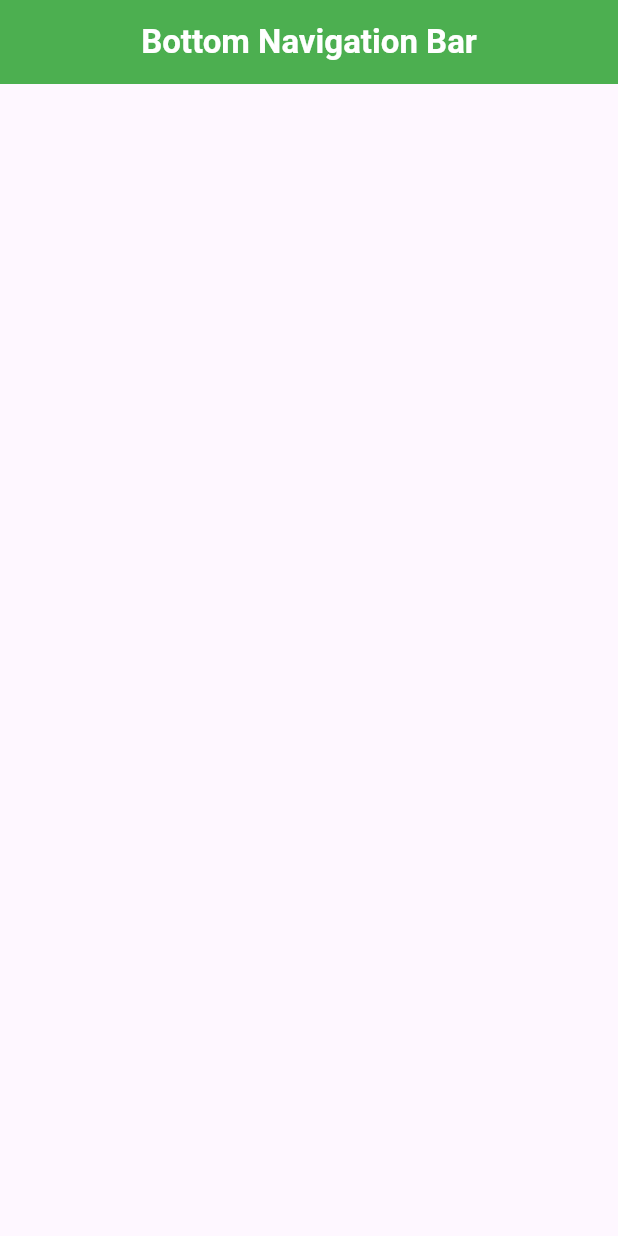
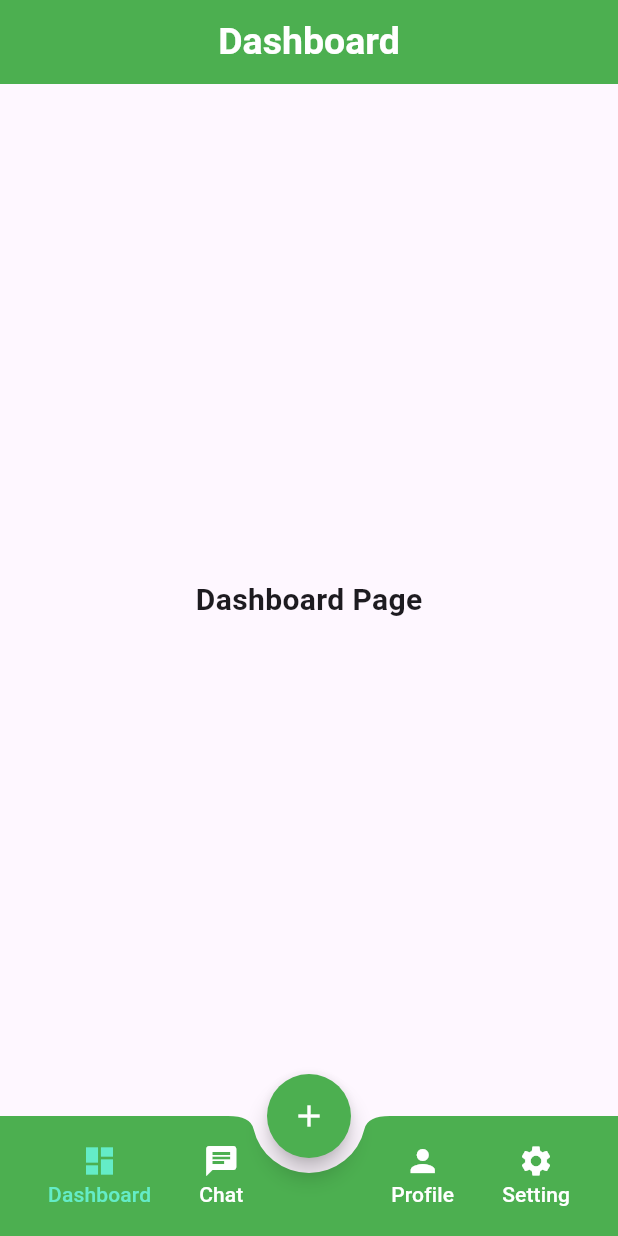
Before and after one commit to alhasann351/bottom_navigation_bar, a Flutter app: the screen it shows after launch, on a phone screen of 412 x 824 dp. Run offline on Flutter 3.47's test engine with Material 3 defaults, Android fonts, the phone set to English and light mode, and no system bars; our stand-ins replace google_fonts; Roboto replaces fonts that are missing (Amaranth).

```diff
--- /dev/null
+++ b/lib/home.dart
@@ -0,0 +1,187 @@
+import 'package:bottom_navigation_bar/pages/addinformation.dart';
+import 'package:bottom_navigation_bar/pages/chat.dart';
+import 'package:bottom_navigation_bar/pages/dashboard.dart';
+import 'package:bottom_navigation_bar/pages/profile.dart';
+import 'package:bottom_navigation_bar/pages/setting.dart';
+import 'package:flutter/material.dart';
+
+class Home extends StatefulWidget {
+  const Home({super.key});
+
+  @override
+  State<Home> createState() => _HomeState();
+}
+
+class _HomeState extends State<Home> {
+  int currentTab = 0;
+  final List<Widget> pages = [
+    const Dashboard(),
+    const Chat(),
+    const Profile(),
+    const Setting()
+  ];
+  final PageStorageBucket pageStorageBucket = PageStorageBucket();
+  Widget currentPage = const Dashboard();
+
+  @override
+  Widget build(BuildContext context) {
+    return Scaffold(
+      body: PageStorage(
+        bucket: pageStorageBucket,
+        child: currentPage,
+      ),
+      floatingActionButton: FloatingActionButton(
+        backgroundColor: Theme.of(context).primaryColor,
+        onPressed: () {
+          Navigator.push(
+            context,
+            MaterialPageRoute(
+              builder: (context) => const AddInformation(),
+            ),
+          );
+        },
+        shape: const CircleBorder(),
+        child: const Icon(
+          Icons.add,
+          color: Colors.white,
+        ),
+      ),
+      floatingActionButtonLocation: FloatingActionButtonLocation.centerDocked,
+      bottomNavigationBar: BottomAppBar(
+        shape: const CircularNotchedRectangle(),
+        color: Theme.of(context).primaryColor,
+        notchMargin: 10,
+        child: SizedBox(
+          height: 60,
+          child: Row(
+            mainAxisAlignment: MainAxisAlignment.spaceBetween,
+            children: [
+              Row(
+                crossAxisAlignment: CrossAxisAlignment.start,
+                children: [
+                  MaterialButton(
+                    minWidth: 40,
+                    onPressed: () {
+                      setState(() {
+                        currentPage = const Dashboard();
+                        currentTab = 0;
+                      });
+                    },
+                    child: Column(
+                      mainAxisAlignment: MainAxisAlignment.center,
+                      children: [
+                        Icon(
+                          Icons.dashboard,
+                          color: currentTab == 0
+                              ? const Color.fromRGBO(100, 236, 199, 1)
+                              : Colors.white,
+                        ),
+                        Text(
+                          'Dashboard',
+                          style: TextStyle(
+                            color: currentTab == 0
+                                ? const Color.fromRGBO(100, 236, 199, 1)
+                                : Colors.white,
+                          ),
+                        ),
+                      ],
+                    ),
+                  ),
+                  MaterialButton(
+                    minWidth: 40,
+                    onPressed: () {
+                      setState(() {
+                        currentPage = const Chat();
+                        currentTab = 1;
+                      });
+                    },
+                    child: Column(
+                      mainAxisAlignment: MainAxisAlignment.center,
+                      children: [
+                        Icon(
+                          Icons.chat,
+                          color: currentTab == 1
+                              ? const Color.fromRGBO(100, 236, 199, 1)
+                              : Colors.white,
+                        ),
+                        Text(
+                          'Chat',
+                          style: TextStyle(
+                            color: currentTab == 1
+                                ? const Color.fromRGBO(100, 236, 199, 1)
+                                : Colors.white,
+                          ),
+                        ),
+                      ],
+                    ),
+                  ),
+                ],
+              ),
+              Row(
+                crossAxisAlignment: CrossAxisAlignment.start,
+                children: [
+                  MaterialButton(
+                    minWidth: 40,
+                    onPressed: () {
+                      setState(() {
+                        currentPage = const Profile();
+                        currentTab = 2;
+                      });
+                    },
+                    child: Column(
+                      mainAxisAlignment: MainAxisAlignment.center,
+                      children: [
+                        Icon(
+                          Icons.person,
+                          color: currentTab == 2
+                              ? const Color.fromRGBO(100, 236, 199, 1)
+                              : Colors.white,
+                        ),
+                        Text(
+                          'Profile',
+                          style: TextStyle(
+                            color: currentTab == 2
+                                ? const Color.fromRGBO(100, 236, 199, 1)
+                                : Colors.white,
+                          ),
+                        ),
+                      ],
+                    ),
+                  ),
+                  MaterialButton(
+                    minWidth: 40,
+                    onPressed: () {
+                      setState(() {
+                        currentPage = const Setting();
+                        currentTab = 3;
+                      });
+                    },
+                    child: Column(
+                      mainAxisAlignment: MainAxisAlignment.center,
+                      children: [
+                        Icon(
+                          Icons.settings,
+                          color: currentTab == 3
+                              ? const Color.fromRGBO(100, 236, 199, 1)
+                              : Colors.white,
+                        ),
+                        Text(
+                          'Setting',
+                          style: TextStyle(
+                            color: currentTab == 3
+                                ? const Color.fromRGBO(100, 236, 199, 1)
+                                : Colors.white,
+                          ),
+                        ),
+                      ],
+                    ),
+                  ),
+                ],
+              ),
+            ],
+          ),
+        ),
+      ),
+    );
+  }
+}
--- a/lib/main.dart
+++ b/lib/main.dart
@@ -1,6 +1,8 @@
 import 'package:flutter/cupertino.dart';
 import 'package:flutter/material.dart';
 import 'package:google_fonts/google_fonts.dart';
+
+import 'home.dart';
 
 void main() {
   runApp(const MyApp());
@@ -14,10 +16,10 @@ class MyApp extends StatelessWidget {
     return MaterialApp(
       debugShowCheckedModeBanner: false,
       theme: ThemeData(
-        primaryColor: Colors.green,
+        primaryColor: Colors.green.shade500,
         textTheme: GoogleFonts.amaranthTextTheme(),
       ),
-      home: const HomePage(),
+      home: const Home(),
     );
   }
 }
@@ -30,6 +32,7 @@ class HomePage extends StatefulWidget {
 }
 
 class _HomePageState extends State<HomePage> {
+
   @override
   Widget build(BuildContext context) {
     return Scaffold(
--- /dev/null
+++ b/lib/pages/chat.dart
@@ -0,0 +1,37 @@
+import 'package:flutter/material.dart';
+
+class Chat extends StatefulWidget {
+  const Chat({super.key});
+
+  @override
+  State<Chat> createState() => _ChatState();
+}
+
+class _ChatState extends State<Chat> {
+  @override
+  Widget build(BuildContext context) {
+    return Scaffold(
+      appBar: AppBar(
+        title: const Text(
+          'Chat',
+          style: TextStyle(
+            fontWeight: FontWeight.bold,
+            fontSize: 25,
+            color: Colors.white,
+          ),
+        ),
+        centerTitle: true,
+        backgroundColor: Theme.of(context).primaryColor,
+      ),
+      body: const Center(
+        child: Text(
+          'Chat Page',
+          style: TextStyle(
+            fontSize: 20,
+            fontWeight: FontWeight.bold,
+          ),
+        ),
+      ),
+    );
+  }
+}
--- /dev/null
+++ b/lib/pages/dashboard.dart
@@ -0,0 +1,37 @@
+import 'package:flutter/material.dart';
+
+class Dashboard extends StatefulWidget {
+  const Dashboard({super.key});
+
+  @override
+  State<Dashboard> createState() => _DashboardState();
+}
+
+class _DashboardState extends State<Dashboard> {
+  @override
+  Widget build(BuildContext context) {
+    return Scaffold(
+      appBar: AppBar(
+        title: const Text(
+          'Dashboard',
+          style: TextStyle(
+            fontWeight: FontWeight.bold,
+            fontSize: 25,
+            color: Colors.white,
+          ),
+        ),
+        centerTitle: true,
+        backgroundColor: Theme.of(context).primaryColor,
+      ),
+      body: const Center(
+        child: Text(
+          'Dashboard Page',
+          style: TextStyle(
+            fontSize: 20,
+            fontWeight: FontWeight.bold,
+          ),
+        ),
+      ),
+    );
+  }
+}
--- /dev/null
+++ b/lib/pages/profile.dart
@@ -0,0 +1,37 @@
+import 'package:flutter/material.dart';
+
+class Profile extends StatefulWidget {
+  const Profile({super.key});
+
+  @override
+  State<Profile> createState() => _ProfileState();
+}
+
+class _ProfileState extends State<Profile> {
+  @override
+  Widget build(BuildContext context) {
+    return Scaffold(
+      appBar: AppBar(
+        title: const Text(
+          'Profile',
+          style: TextStyle(
+            fontWeight: FontWeight.bold,
+            fontSize: 25,
+            color: Colors.white,
+          ),
+        ),
+        centerTitle: true,
+        backgroundColor: Theme.of(context).primaryColor,
+      ),
+      body: const Center(
+        child: Text(
+          'Profile Page',
+          style: TextStyle(
+            fontSize: 20,
+            fontWeight: FontWeight.bold,
+          ),
+        ),
+      ),
+    );
+  }
+}
--- /dev/null
+++ b/lib/pages/setting.dart
@@ -0,0 +1,37 @@
+import 'package:flutter/material.dart';
+
+class Setting extends StatefulWidget {
+  const Setting({super.key});
+
+  @override
+  State<Setting> createState() => _SettingState();
+}
+
+class _SettingState extends State<Setting> {
+  @override
+  Widget build(BuildContext context) {
+    return Scaffold(
+      appBar: AppBar(
+        title: const Text(
+          'Setting',
+          style: TextStyle(
+            fontWeight: FontWeight.bold,
+            fontSize: 25,
+            color: Colors.white,
+          ),
+        ),
+        centerTitle: true,
+        backgroundColor: Theme.of(context).primaryColor,
+      ),
+      body: const Center(
+        child: Text(
+          'Setting Page',
+          style: TextStyle(
+            fontSize: 20,
+            fontWeight: FontWeight.bold,
+          ),
+        ),
+      ),
+    );
+  }
+}
```
Also changed, not shown: lib/pages/addinformation.dart (added, +42 -0 lines).
